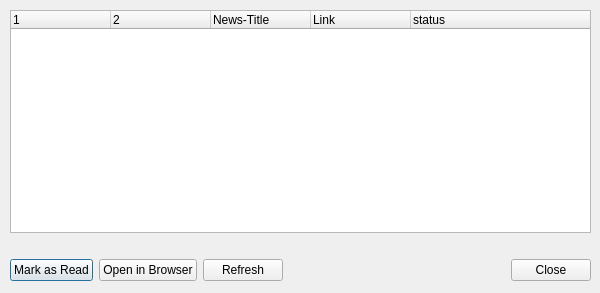
Above: trunk/shaman/ui/newsDialog.ui from drf/shaman1 before the change. Below: the same form after it.
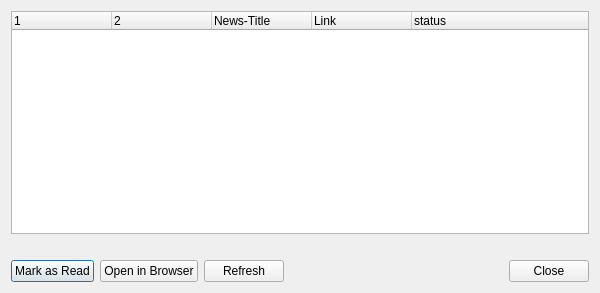
That is the form after the change. Icons and pictures are not drawn.

Commit message: Ops lol

What changed in the file:
```diff
--- a/trunk/shaman/ui/newsDialog.ui
+++ b/trunk/shaman/ui/newsDialog.ui
@@ -12,15 +12,8 @@
   <property name="windowTitle" >
    <string>Arch Linux News</string>
   </property>
-  <widget class="QWidget" name="layoutWidget" >
-   <property name="geometry" >
-    <rect>
-     <x>10</x>
-     <y>10</y>
-     <width>581</width>
-     <height>271</height>
-    </rect>
-   </property>
+  <layout class="QVBoxLayout" name="verticalLayout" >
+   <item>
    <layout class="QVBoxLayout" >
     <item>
      <widget class="QTreeWidget" name="treeWidget" >
@@ -142,7 +135,8 @@
      </layout>
     </item>
    </layout>
-  </widget>
+   </item>
+  </layout>
  </widget>
  <resources>
   <include location="shaman.qrc" />
```
Lines whose indentation alone changed are shown as unchanged.
